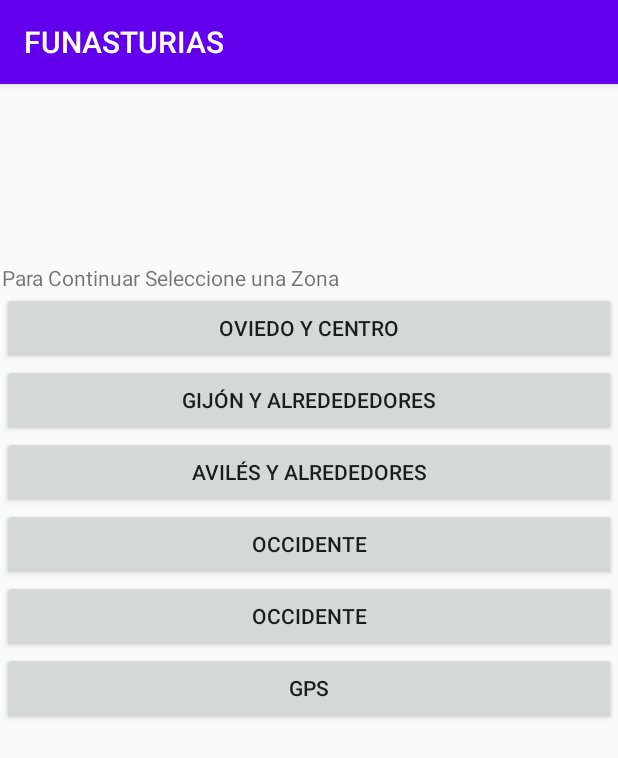
After one commit to MiguelBP0311/FUNASTURIAS, an Android app: the PantallaZonas screen opened directly, with no data from a screen before it, on a phone screen of 412 x 824 dp. The commit adds this screen. Shown: the top 758 px of the screen. Run offline under Robolectric (Android 15) with nearby library versions, the phone set to English and light mode, and no system bars.

Commit message:
Pantalla Zonas

```diff
--- a/app/src/main/AndroidManifest.xml
+++ b/app/src/main/AndroidManifest.xml
@@ -9,6 +9,7 @@
         android:roundIcon="@mipmap/ic_launcher_round"
         android:supportsRtl="true"
         android:theme="@style/AppTheme">
+        <activity android:name=".PantallaZonas"></activity>
         <activity android:name=".MainActivity">
             <intent-filter>
                 <action android:name="android.intent.action.MAIN" />
--- a/app/src/main/java/com/example/funasturias/MainActivity.java
+++ b/app/src/main/java/com/example/funasturias/MainActivity.java
@@ -7,6 +7,7 @@ import android.content.Intent;
 import android.os.Bundle;
 import android.view.View;
 import android.widget.Button;
+import android.widget.Toast;
 
 import com.firebase.ui.auth.AuthUI;
 import com.google.firebase.auth.FirebaseAuth;
@@ -52,9 +53,14 @@ public class MainActivity extends AppCompatActivity {
         super.onActivityResult(requestCode, resultCode, data);
         if(requestCode==1){
             if (resultCode == RESULT_OK) {
-                // Inicio Correcto
+                Intent intencion= new Intent(this, PantallaZonas.class);
+                startActivity(intencion);
+
                 FirebaseUser user = FirebaseAuth.getInstance().getCurrentUser();
-                // ...
+
+            } else{
+               Toast mensajeNoRegistrado= Toast.makeText(this, "Si quiere usar esta APP es necesario registrarse. Use su email o Cuenta de Google", Toast.LENGTH_LONG);
+                mensajeNoRegistrado.show();
             }
         }
     }
--- /dev/null
+++ b/app/src/main/java/com/example/funasturias/PantallaZonas.java
@@ -0,0 +1,14 @@
+package com.example.funasturias;
+
+import androidx.appcompat.app.AppCompatActivity;
+
+import android.os.Bundle;
+
+public class PantallaZonas extends AppCompatActivity {
+
+    @Override
+    protected void onCreate(Bundle savedInstanceState) {
+        super.onCreate(savedInstanceState);
+        setContentView(R.layout.activity_pantalla_zonas);
+    }
+}
--- /dev/null
+++ b/app/src/main/res/layout/activity_pantalla_zonas.xml
@@ -0,0 +1,64 @@
+<?xml version="1.0" encoding="utf-8"?>
+<androidx.constraintlayout.widget.ConstraintLayout xmlns:android="http://schemas.android.com/apk/res/android"
+    xmlns:app="http://schemas.android.com/apk/res-auto"
+    xmlns:tools="http://schemas.android.com/tools"
+    android:layout_width="match_parent"
+    android:layout_height="match_parent"
+    tools:context=".PantallaZonas">
+
+    <LinearLayout
+        android:layout_width="409dp"
+        android:layout_height="729dp"
+        android:layout_marginStart="1dp"
+        android:layout_marginTop="200dp"
+        android:layout_marginEnd="1dp"
+        android:orientation="vertical"
+        app:layout_constraintBottom_toBottomOf="parent"
+        app:layout_constraintEnd_toEndOf="parent"
+        app:layout_constraintHorizontal_bias="0.0"
+        app:layout_constraintStart_toStartOf="parent"
+        app:layout_constraintTop_toTopOf="parent">
+
+        <TextView
+            android:id="@+id/textViewINFO"
+            android:layout_width="match_parent"
+            android:layout_height="wrap_content"
+            android:text="Para Continuar Seleccione una Zona" />
+
+        <Button
+            android:id="@+id/buttonOviedo"
+            android:layout_width="match_parent"
+            android:layout_height="wrap_content"
+            android:text="Oviedo Y Centro" />
+
+        <Button
+            android:id="@+id/buttonGijon"
+            android:layout_width="match_parent"
+            android:layout_height="wrap_content"
+            android:text="Gijón Y Alredededores" />
+
+        <Button
+            android:id="@+id/buttonAviles"
+            android:layout_width="match_parent"
+            android:layout_height="wrap_content"
+            android:text="Avilés Y Alrededores" />
+
+        <Button
+            android:id="@+id/ButtonOcci"
+            android:layout_width="match_parent"
+            android:layout_height="wrap_content"
+            android:text="Occidente" />
+
+        <Button
+            android:id="@+id/buttonOcci"
+            android:layout_width="match_parent"
+            android:layout_height="wrap_content"
+            android:text="Occidente" />
+
+        <Button
+            android:id="@+id/buttoN"
+            android:layout_width="match_parent"
+            android:layout_height="wrap_content"
+            android:text="GPS" />
+    </LinearLayout>
+</androidx.constraintlayout.widget.ConstraintLayout>
```
Also changed, not shown: app/build.gradle (line endings or trailing spaces).
